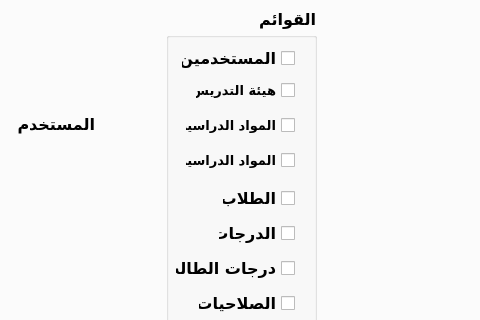
This is school_management.ui in mostafabasuni/School-Management-System as Qt 5 draws it before an edit; both pictures show x 426 to 906 and y 81 to 401 of the 1105 by 619 pixel window. The edited form follows.
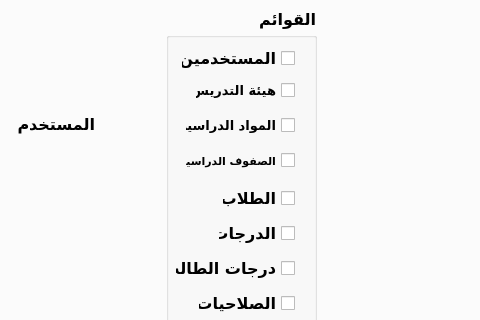
This is the edited form. The open tabs and pages were chosen to show the change.

Commit message: انشاء دوال الصلاحيات

What changed in the file:
```diff
--- a/school_management.ui
+++ b/school_management.ui
@@ -4505,11 +4505,11 @@
        </property>
        <property name="font">
         <font>
-         <pointsize>10</pointsize>
+         <pointsize>8</pointsize>
         </font>
        </property>
        <property name="text">
-        <string>المواد الدراسية</string>
+        <string>الصفوف الدراسية</string>
        </property>
       </widget>
      </widget>
```
The commit also changes 1 other file.
